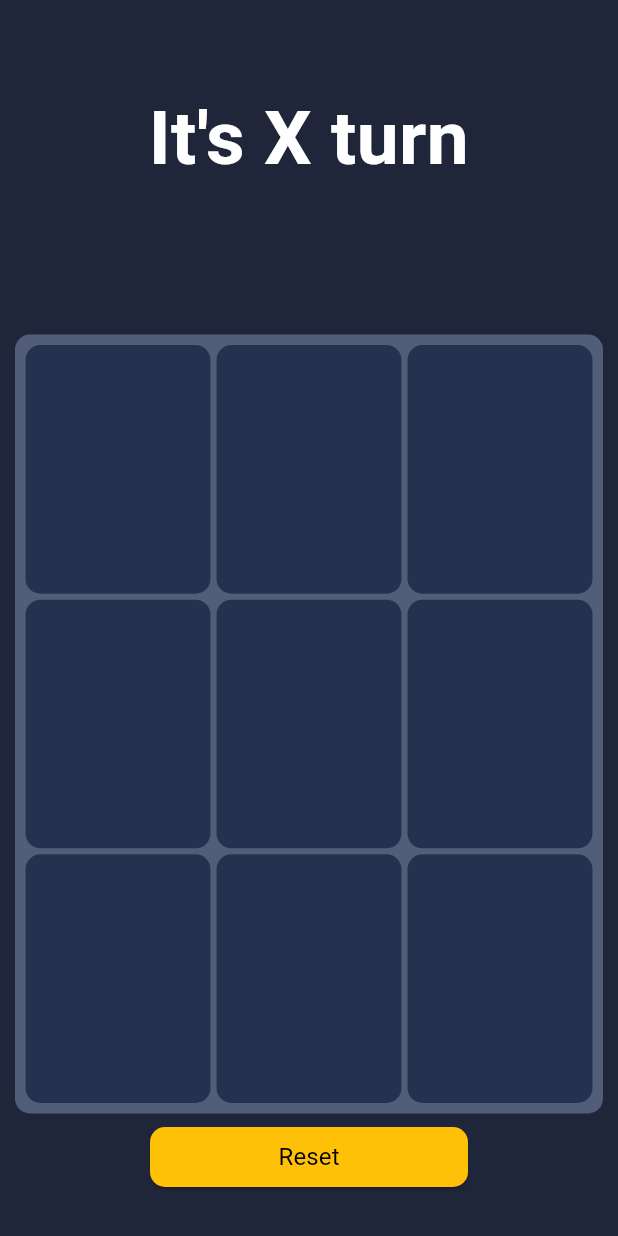
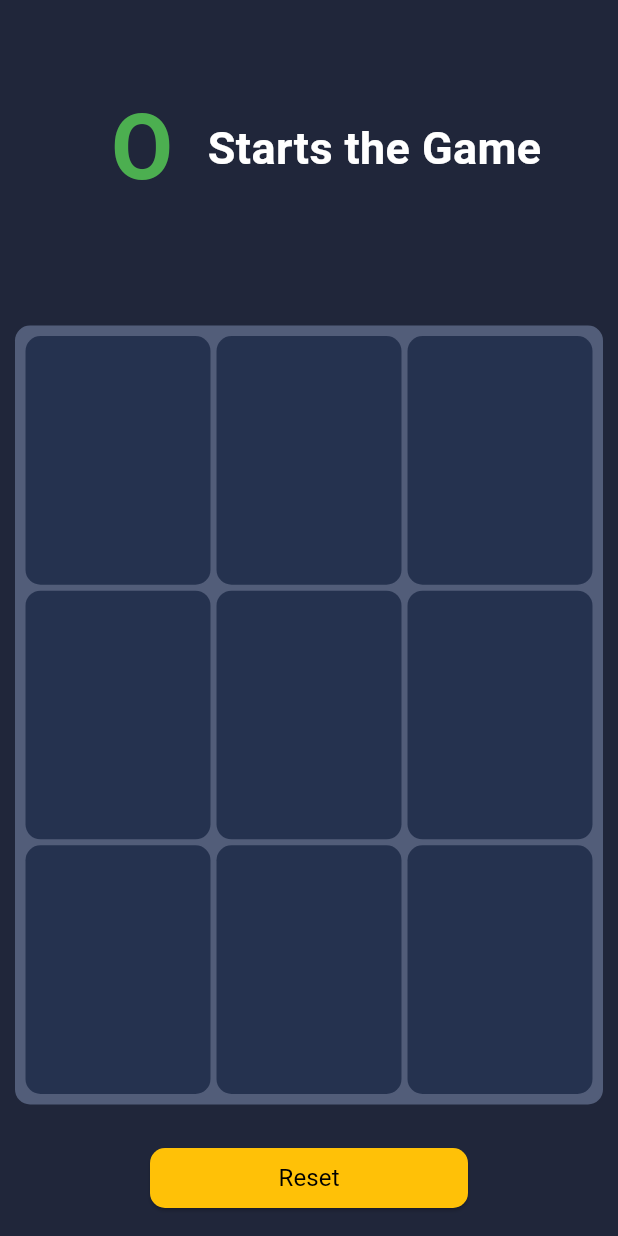
Before and after one commit to ZiadSala7/XO_Game, a Flutter app: the HomeView screen opened by its route, after a tap on "Reset", on a phone screen of 412 x 824 dp. Run offline on Flutter 3.47's test engine with Material 3 defaults, Android fonts, the phone set to English and light mode, and no system bars; our stand-ins replace animate_do, awesome_dialog, flutter_bloc, go_router.

Commit message:
buttons and play settings

```diff
--- a/lib/core/utils/styles.dart
+++ b/lib/core/utils/styles.dart
@@ -53,8 +53,8 @@ class Styles {
     fontSize: 120,
     fontWeight: FontWeight.bold,
   );
-  static const TextStyle textStyle50Bold = TextStyle(
-    fontSize: 50,
+  static const TextStyle textStyle30Bold = TextStyle(
+    fontSize: 30,
     fontWeight: FontWeight.bold,
   );
 }
--- /dev/null
+++ b/lib/features/home/data/data.dart
@@ -0,0 +1,4 @@
+int cnt = 0;
+List<String> cells = ["", "", "", "", "", "", "", "", ""];
+String player = 'O';
+bool xoTurns = false;
--- a/lib/features/home/presentation/views/widgets/home_view_body.dart
+++ b/lib/features/home/presentation/views/widgets/home_view_body.dart
@@ -1,13 +1,10 @@
 import 'package:flutter/material.dart';
 import 'package:go_router/go_router.dart';
 import 'package:xo_game/core/utils/app_router.dart';
-import 'package:xo_game/core/utils/styles.dart';
+import 'package:xo_game/features/home/data/data.dart';
 import 'package:xo_game/features/home/presentation/views/widgets/custom_xo_board.dart';
+import 'package:xo_game/features/home/presentation/views/widgets/player_name.dart';
 import 'package:xo_game/features/login/presentation/view/widgets/custom_button.dart';
-
-List<String> cells = ["", "", "", "", "", "", "", "", ""];
-String player = 'X';
-bool xoTurns = false;
 
 class HomeViewBody extends StatefulWidget {
   const HomeViewBody({super.key});
@@ -25,34 +22,24 @@ class _HomeViewBodyState extends State<HomeViewBody> {
       children: [
         const PlayerName(),
         const SizedBox(
-          height: 90,
+          height: 70,
         ),
         const CustomXOBoard(),
+        const SizedBox(
+          height: 20,
+        ),
         CustomButton(
           txt: "Reset",
           color: Colors.amber,
           onPressed: () {
+            xoTurns = false;
+            cnt = 0;
+            cells = ["", "", "", "", "", "", "", "", ""];
+            player = 'O';
             GoRouter.of(context).pushReplacement(AppRouter.homeView);
-            xoTurns = false;
-            cells = ["", "", "", "", "", "", "", "", ""];
           },
         ),
       ],
     );
   }
 }
-
-class PlayerName extends StatelessWidget {
-  const PlayerName({
-    super.key,
-  });
-
-  @override
-  Widget build(BuildContext context) {
-    return Text(
-      "It's $player turn",
-      style: Styles.textStyle50Bold,
-      textAlign: TextAlign.center,
-    );
-  }
-}
--- /dev/null
+++ b/lib/features/home/presentation/views/widgets/player_name.dart
@@ -0,0 +1,31 @@
+import 'package:flutter/material.dart';
+import 'package:xo_game/core/utils/styles.dart';
+import 'package:xo_game/features/home/data/data.dart';
+
+class PlayerName extends StatelessWidget {
+  const PlayerName({
+    super.key,
+  });
+
+  @override
+  Widget build(BuildContext context) {
+    return Row(
+      mainAxisAlignment: MainAxisAlignment.center,
+      children: [
+        Text(
+          "$player   ",
+          style: Styles.textStyle30Bold.copyWith(
+            color: player == 'X' ? Colors.red : Colors.green,
+            fontSize: 60,
+          ),
+          textAlign: TextAlign.center,
+        ),
+        const Text(
+          "Starts the Game",
+          style: Styles.textStyle30Bold,
+          textAlign: TextAlign.center,
+        ),
+      ],
+    );
+  }
+}
--- a/lib/features/login/presentation/view/widgets/login_view_body.dart
+++ b/lib/features/login/presentation/view/widgets/login_view_body.dart
@@ -2,7 +2,6 @@ import 'package:flutter/material.dart';
 import 'package:go_router/go_router.dart';
 import 'package:xo_game/core/utils/app_images.dart';
 import 'package:xo_game/core/utils/app_router.dart';
-import 'package:xo_game/core/widgets/awesome_dialog_model.dart';
 import 'package:xo_game/features/login/presentation/view/widgets/custom_button.dart';
 
 class LoginViewBody extends StatelessWidget {
@@ -34,9 +33,7 @@ class LoginViewBody extends StatelessWidget {
         CustomButton(
           txt: "About us",
           color: Colors.amber,
-          onPressed: () {
-            awesomeDialogModel(context).show();
-          },
+          onPressed: () {},
         ),
       ],
     );
```
Also changed, not shown: lib/core/widgets/awesome_dialog_model.dart (+14 -4 lines), lib/features/home/presentation/views/widgets/custom_xo_box.dart (+5 -7 lines), lib/features/home/presentation/views/widgets/winner_check.dart (added, +38 -0 lines).
